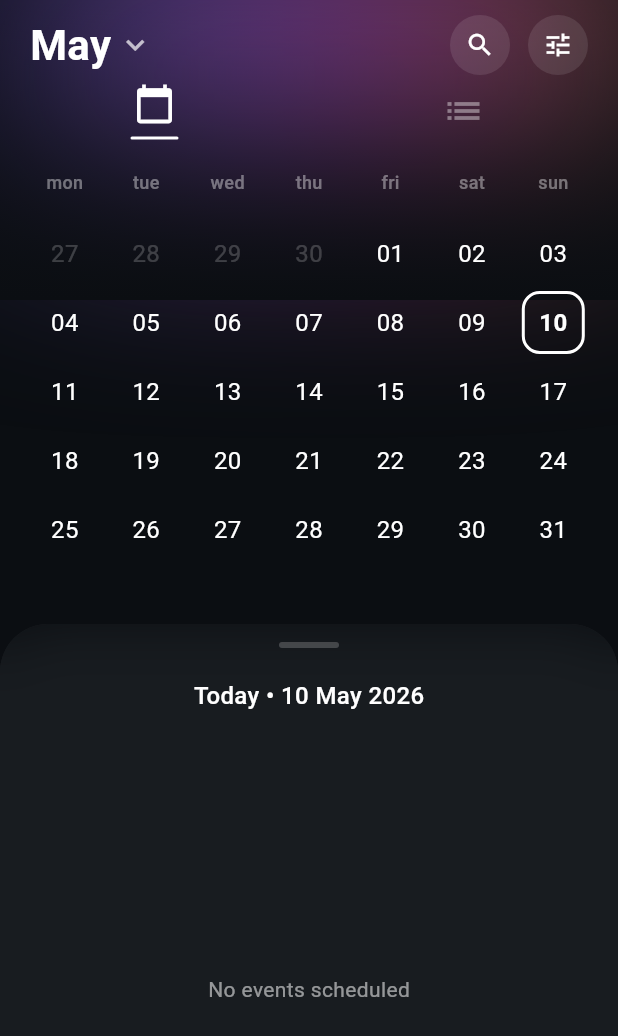
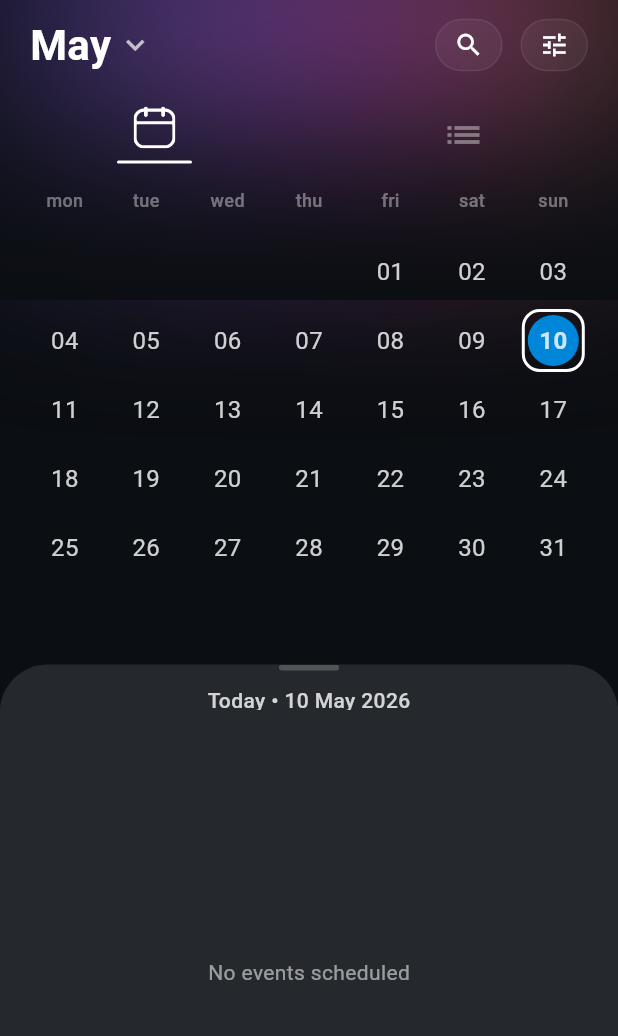
Before and after one commit to SiveCosa/bloom, a Flutter app: the CalendarScreen screen opened directly, on a phone screen of 412 x 824 dp. Shown: the top 1036 px of the screen. Run offline on Flutter 3.47's test engine with Material 3 defaults, Android fonts, the phone set to English and light mode, and no system bars; our stand-ins replace cloud_firestore, cloud_functions, firebase_auth, firebase_core, firebase_storage, flutter_image_compress and 8 more; missing offline and left inert: dart_geohash, firebase_app_check; accounts and stored records are empty; network calls fail.

Commit message:
Add month/year picker & UI tweaks
Introduce a MonthYearPickerModal and reusable BloomIconButton, and apply multiple calendar UI improvements: refine sheet sizing and snapping, convert sheet content to a CustomScrollView with slivers, add month/year picker flow (including selecting the page and updating selected date), smoother row collapse animation, SVG toggle icon support, today highlight, and search/filter button styling. Add EventVisibility.filledIconData for filled icons and switch CreateEventScreen to use filled icons and set main shell index on cancel. Update HostedEventCard visuals: remove ReadMore dependency, adjust time format, provide default values, and simplify description rendering. Overall changes improve UX, consistency, and reduce an external dependency.

```diff
--- a/lib/ui/calendar/calendar_screen.dart
+++ b/lib/ui/calendar/calendar_screen.dart
@@ -1,10 +1,13 @@
-import 'dart:ui' as ui;
 import 'package:flutter/material.dart';
 import 'package:flutter_riverpod/flutter_riverpod.dart';
+import 'package:flutter_svg/flutter_svg.dart';
 import 'package:intl/intl.dart';
 import '../../domain/calendar/calendar_providers.dart';
 import '../../domain/calendar/scheduled_event.dart';
 import '../shared/widgets/gradient_top_bar.dart';
+import '../../core/theme/app_theme.dart';
+import './widgets/month_year_picker_modal.dart';
+import '../shared/widgets/bloom_icon_button.dart';
 
 class CalendarScreen extends ConsumerStatefulWidget {
   const CalendarScreen({super.key});
@@ -42,10 +45,15 @@ class _CalendarScreenState extends ConsumerState<CalendarScreen> {
     final mediaQuery = MediaQuery.of(context);
     final screenHeight = mediaQuery.size.height;
     final safeAreaTop = mediaQuery.padding.top;
-    // Always position the sheet 15dp below where the 6th week would be
-    final double estimatedHeaderHeight = safeAreaTop + 140 + (6 * 46);
+    // Always position the sheet 20dp below where the 6th week would be
+    final double estimatedHeaderHeight = safeAreaTop + 147 + (6 * 46) + 20;
     final double initialSize =
         ((screenHeight - estimatedHeaderHeight) / screenHeight).clamp(0.1, 0.6);
+
+    // Height of one week view (approx: AppBar 50 + Spacer 15 + Toggle 50 + Spacer 10 + Weekdays 25 + Spacer 16 + Week 46 + Margin 12)
+    final double estimatedWeekViewHeight = safeAreaTop + 150 + 46 + 12;
+    final double maxChildSize =
+        ((screenHeight - estimatedWeekViewHeight) / screenHeight).clamp(0.4, 0.95);
 
     return Scaffold(
       backgroundColor: const Color(0xFF0B0E12),
@@ -60,27 +68,35 @@ class _CalendarScreenState extends ConsumerState<CalendarScreen> {
             child: Column(
               children: [
                 _buildAppBar(),
+                const SizedBox(height: 15),
                 _buildNavigationToggle(),
+                const SizedBox(height: 10),
                 _buildWeekdayHeaders(),
                 Expanded(
                   child: ValueListenableBuilder<double>(
                     valueListenable: _sheetExtent,
                     builder: (context, extent, child) {
-                      // Normalize extent from the dynamic min size to initialSize + 0.15
-                      final collapseProgress = ((extent - initialSize) / 0.15)
+                      // Normalize extent from initialSize to maxChildSize
+                      final collapseProgress =
+                          ((extent - initialSize) / (maxChildSize - initialSize))
                               .clamp(0.0, 1.0);
                       return PageView.builder(
                         controller: _pageController,
                         onPageChanged: (index) {
                           final diff = index - 10000;
                           final now = DateTime.now();
-                          setState(() {
-                            _displayedMonth = DateTime(
+                          final newMonth = DateTime(
                             now.year,
                             now.month + diff,
                             1,
                           );
+                          setState(() {
+                            _displayedMonth = newMonth;
                           });
+                          // Automatically set the 1st of the new month as the active/selected day
+                          ref
+                              .read(selectedDateProvider.notifier)
+                              .updateDate(newMonth);
                         },
                         itemBuilder: (context, index) {
                           final diff = index - 10000;
@@ -106,6 +122,7 @@ class _CalendarScreenState extends ConsumerState<CalendarScreen> {
             scheduleAsync,
             selectedDate,
             initialSize,
+            maxChildSize,
             rowCount,
           ),
         ],
@@ -113,8 +130,41 @@ class _CalendarScreenState extends ConsumerState<CalendarScreen> {
     );
   }
 
+  void _showMonthYearPicker() {
+    showModalBottomSheet(
+      context: context,
+      isScrollControlled: true,
+      backgroundColor: Colors.transparent,
+      builder: (context) => MonthYearPickerModal(
+        initialDate: _displayedMonth,
+        onDateSelected: (selectedDate) {
+          final now = DateTime.now();
+
+          // If it's today, also set it as the active/selected day
+          if (_isSameDay(selectedDate, now)) {
+            ref.read(selectedDateProvider.notifier).updateDate(now);
+          }
+
+          final monthDiff = (selectedDate.year - now.year) * 12 +
+              (selectedDate.month - now.month);
+          final targetPage = 10000 + monthDiff;
+
+          _pageController.animateToPage(
+            targetPage,
+            duration: const Duration(milliseconds: 300),
+            curve: Curves.easeInOut,
+          );
+        },
+      ),
+    );
+  }
+
   Widget _buildAppBar() {
-    final monthName = DateFormat('MMMM').format(_displayedMonth);
+    final now = DateTime.now();
+    final isCurrentYear = _displayedMonth.year == now.year;
+    final monthName = isCurrentYear
+        ? DateFormat('MMMM').format(_displayedMonth)
+        : DateFormat('MMM yyyy').format(_displayedMonth);
 
     return Padding(
       padding: const EdgeInsets.only(left: 20, right: 20, top: 10, bottom: 0),
@@ -123,7 +173,8 @@ class _CalendarScreenState extends ConsumerState<CalendarScreen> {
         children: [
           GestureDetector(
             onTap: () {
-              // Future implementation: Month picker
+              // Implementation: Month picker
+              _showMonthYearPicker();
             },
             child: Row(
               children: [
@@ -146,9 +197,19 @@ class _CalendarScreenState extends ConsumerState<CalendarScreen> {
           ),
           Row(
             children: [
-              _buildIconButton(Icons.search),
+              BloomIconButton(
+                icon: Icons.search,
+                onTap: () {
+                  // Handle search
+                },
+              ),
               const SizedBox(width: 12),
-              _buildIconButton(Icons.tune),
+              BloomIconButton(
+                icon: Icons.tune,
+                onTap: () {
+                  // Handle filter
+                },
+              ),
             ],
           ),
         ],
@@ -156,35 +217,52 @@ class _CalendarScreenState extends ConsumerState<CalendarScreen> {
     );
   }
 
-  Widget _buildIconButton(IconData icon) {
-    return Container(
-      padding: const EdgeInsets.all(10),
-      decoration: BoxDecoration(
-        color: Colors.white.withValues(alpha: 0.1),
-        shape: BoxShape.circle,
-      ),
-      child: Icon(icon, color: Colors.white, size: 20),
-    );
-  }
 
   Widget _buildNavigationToggle() {
-    return Padding(
-      padding: const EdgeInsets.only(top: 5, bottom: 20),
+    return SizedBox(
+      height: 50,
       child: Row(
         children: [
           Expanded(
-            child: Center(child: _buildToggleItem(Icons.calendar_today, true)),
+            child: Center(
+              child: _buildToggleItem(
+                iconPath: 'assets/icons/nav/calendar_line.svg',
+                isActive: true,
               ),
-          Expanded(child: Center(child: _buildToggleItem(Icons.list, false))),
+            ),
+          ),
+          Expanded(
+            child: Center(
+              child: _buildToggleItem(
+                icon: Icons.list,
+                isActive: false,
+              ),
+            ),
+          ),
         ],
       ),
     );
   }
 
-  Widget _buildToggleItem(IconData icon, bool isActive) {
+  Widget _buildToggleItem({
+    IconData? icon,
+    String? iconPath,
+    required bool isActive,
+  }) {
     return Column(
       mainAxisSize: MainAxisSize.min,
       children: [
+        if (iconPath != null)
+          SvgPicture.asset(
+            iconPath,
+            width: 28,
+            height: 28,
+            colorFilter: ColorFilter.mode(
+              isActive ? Colors.white : Colors.white.withValues(alpha: 0.4),
+              BlendMode.srcIn,
+            ),
+          )
+        else
           Icon(
             icon,
             color: isActive ? Colors.white : Colors.white.withValues(alpha: 0.4),
@@ -193,7 +271,7 @@ class _CalendarScreenState extends ConsumerState<CalendarScreen> {
         if (isActive) ...[
           const SizedBox(height: 8),
           Container(
-            width: 32,
+            width: 50,
             height: 2,
             decoration: BoxDecoration(
               color: Colors.white,
@@ -252,22 +330,25 @@ class _CalendarScreenState extends ConsumerState<CalendarScreen> {
         children: [
           const SizedBox(height: 16),
           // Calendar rows
-          Expanded(
-            child: ListView.builder(
-              padding: EdgeInsets.zero,
-              physics: const NeverScrollableScrollPhysics(),
-              itemCount: rowCount,
-              itemBuilder: (context, rowIndex) {
+          // Calendar rows
+          Column(
+            children: List.generate(rowCount, (rowIndex) {
               final rowDays = days.sublist(rowIndex * 7, (rowIndex + 1) * 7);
 
-                // If collapsing, shrink other rows
+              // Find if this is the row containing the selected date
               final bool isSelectedRow = rowIndex == selectedRowIndex;
+
+              // Use a curve for smoother transition
+              final curvedProgress = Curves.easeInOut.transform(collapseProgress);
+
+              // Fade out faster than we shrink
+              final double opacity = isSelectedRow
+                  ? 1.0
+                  : (1.0 - curvedProgress * 1.5).clamp(0.0, 1.0);
+
               final double rowHeight = isSelectedRow
                   ? 46.0
-                    : 46.0 * (1.0 - collapseProgress);
-                final double opacity = isSelectedRow
-                    ? 1.0
-                    : (1.0 - collapseProgress);
+                  : 46.0 * (1.0 - curvedProgress);
 
               return Opacity(
                 opacity: opacity,
@@ -289,8 +370,7 @@ class _CalendarScreenState extends ConsumerState<CalendarScreen> {
                   ),
                 ),
               );
-              },
-            ),
+            }),
           ),
         ],
       ),
@@ -315,6 +395,10 @@ class _CalendarScreenState extends ConsumerState<CalendarScreen> {
       error: (err, stack) => <ScheduledEvent>[],
     );
 
+    if (isOtherMonth) {
+      return const SizedBox.shrink();
+    }
+
     return GestureDetector(
       onTap: () => ref.read(selectedDateProvider.notifier).updateDate(day),
       child: Center(
@@ -333,13 +417,22 @@ class _CalendarScreenState extends ConsumerState<CalendarScreen> {
               child: Stack(
                 children: [
                   _buildEventBackground(events),
+                  if (isToday)
+                    Center(
+                      child: Container(
+                        width: 34,
+                        height: 34,
+                        decoration: const BoxDecoration(
+                          color: AppTheme.primaryButton,
+                          shape: BoxShape.circle,
+                        ),
+                      ),
+                    ),
                   Center(
                     child: Text(
                       DateFormat('dd').format(day),
                       style: TextStyle(
-                        color: isOtherMonth
-                            ? Colors.white.withValues(alpha: 0.2)
-                            : Colors.white,
+                        color: Colors.white.withValues(alpha: 0.8),
                         fontSize: 16,
                         fontWeight: isSelected || isToday
                             ? FontWeight.bold
@@ -417,6 +510,7 @@ class _CalendarScreenState extends ConsumerState<CalendarScreen> {
     AsyncValue<List<ScheduledEvent>> scheduleAsync,
     DateTime selectedDate,
     double initialSize,
+    double maxChildSize,
     int rowCount,
   ) {
     return NotificationListener<DraggableScrollableNotification>(
@@ -427,28 +521,42 @@ class _CalendarScreenState extends ConsumerState<CalendarScreen> {
         return false;
       },
       child: DraggableScrollableSheet(
-        key: ValueKey('sheet_$rowCount'),
         initialChildSize: initialSize,
         minChildSize: initialSize,
-        maxChildSize: 0.9,
+        maxChildSize: maxChildSize,
+        snap: true,
+        snapSizes: [initialSize, maxChildSize],
         builder: (context, scrollController) {
           return Container(
-            decoration: BoxDecoration(
-              color: const Color(0xFF1A1D21).withValues(alpha: 0.9),
-              borderRadius: const BorderRadius.vertical(
-                top: Radius.circular(32),
+            decoration: const BoxDecoration(
+              color: Color(0xFF25282D),
+              borderRadius: BorderRadius.only(
+                topLeft: Radius.circular(32),
+                topRight: Radius.circular(32),
               ),
             ),
             child: ClipRRect(
-              borderRadius: const BorderRadius.vertical(
-                top: Radius.circular(32),
+              borderRadius: const BorderRadius.only(
+                topLeft: Radius.circular(32),
+                topRight: Radius.circular(32),
               ),
-              child: BackdropFilter(
-                filter: ui.ImageFilter.blur(sigmaX: 20, sigmaY: 20),
-                child: Column(
+              child: CustomScrollView(
+                controller: scrollController,
+                physics: const AlwaysScrollableScrollPhysics(),
+                slivers: [
+                  SliverAppBar(
+                    pinned: true,
+                    automaticallyImplyLeading: false,
+                    backgroundColor: const Color(0xFF25282D),
+                    surfaceTintColor: Colors.transparent,
+                    elevation: 0,
+                    toolbarHeight: 30,
+                    flexibleSpace: FlexibleSpaceBar(
+                      background: Column(
+                        mainAxisAlignment: MainAxisAlignment.center,
                         children: [
-                    const SizedBox(height: 12),
-                    Container(
+                          Center(
+                            child: Container(
                               width: 40,
                               height: 4,
                               decoration: BoxDecoration(
@@ -456,18 +564,21 @@ class _CalendarScreenState extends ConsumerState<CalendarScreen> {
                                 borderRadius: BorderRadius.circular(2),
                               ),
                             ),
-                    const SizedBox(height: 20),
+                          ),
+                          const SizedBox(height: 10),
                           Text(
                             _formatSelectedDate(selectedDate),
-                      style: const TextStyle(
-                        color: Colors.white,
-                        fontSize: 16,
+                            style: TextStyle(
+                              color: Colors.white.withValues(alpha: 0.8),
+                              fontSize: 14,
                               fontWeight: FontWeight.w500,
                             ),
                           ),
-                    const SizedBox(height: 20),
-                    Expanded(
-                      child: scheduleAsync.when(
+                        ],
+                      ),
+                    ),
+                  ),
+                  scheduleAsync.when(
                     data: (events) {
                       final filteredEvents = events
                           .where(
@@ -475,28 +586,40 @@ class _CalendarScreenState extends ConsumerState<CalendarScreen> {
                           )
                           .toList();
                       if (filteredEvents.isEmpty) {
-                            return const Center(
+                        return const SliverFillRemaining(
+                          hasScrollBody: false,
+                          child: Center(
                             child: Text(
                               'No events scheduled',
                               style: TextStyle(color: Colors.white54),
                             ),
+                          ),
                         );
                       }
-                          return ListView.builder(
-                            controller: scrollController,
+                      return SliverPadding(
                         padding: const EdgeInsets.symmetric(horizontal: 16),
-                            itemCount: filteredEvents.length,
-                            itemBuilder: (context, index) =>
+                        sliver: SliverList(
+                          delegate: SliverChildBuilderDelegate(
+                            (context, index) =>
                                 _buildEventCard(filteredEvents[index]),
+                            childCount: filteredEvents.length,
+                          ),
+                        ),
                       );
                     },
-                        loading: () =>
-                            const Center(child: CircularProgressIndicator()),
-                        error: (e, _) => Center(child: Text('Error: $e')),
+                    loading: () => const SliverFillRemaining(
+                      hasScrollBody: false,
+                      child: Center(child: CircularProgressIndicator()),
+                    ),
+                    error: (e, _) => SliverFillRemaining(
+                      hasScrollBody: false,
+                      child: Center(child: Text('Error: $e')),
                     ),
                   ),
+                  const SliverToBoxAdapter(
+                    child: SizedBox(height: 40),
+                  ),
                 ],
-                ),
               ),
             ),
           );
@@ -560,7 +683,7 @@ class _CalendarScreenState extends ConsumerState<CalendarScreen> {
                 Row(
                   children: [
                     const Icon(
-                      Icons.calendar_today,
+                      Icons.calendar_month,
                       size: 14,
                       color: Colors.white70,
                     ),
--- /dev/null
+++ b/lib/ui/shared/widgets/bloom_icon_button.dart
@@ -0,0 +1,51 @@
+import 'package:flutter/material.dart';
+import 'package:flutter_svg/flutter_svg.dart';
+
+class BloomIconButton extends StatelessWidget {
+  final IconData? icon;
+  final String? iconPath;
+  final VoidCallback? onTap;
+
+  const BloomIconButton({
+    super.key,
+    this.icon,
+    this.iconPath,
+    this.onTap,
+  }) : assert(icon != null || iconPath != null, 'Either icon or iconPath must be provided');
+
+  @override
+  Widget build(BuildContext context) {
+    return GestureDetector(
+      onTap: onTap,
+      child: Container(
+        width: 45,
+        height: 35,
+        decoration: BoxDecoration(
+          color: Colors.white.withValues(alpha: 0.05),
+          borderRadius: BorderRadius.circular(20),
+          border: Border.all(
+            color: Colors.white.withValues(alpha: 0.07),
+            width: 1,
+          ),
+        ),
+        child: Center(
+          child: iconPath != null
+              ? SvgPicture.asset(
+                  iconPath!,
+                  width: 20,
+                  height: 20,
+                  colorFilter: const ColorFilter.mode(
+                    Colors.white,
+                    BlendMode.srcIn,
+                  ),
+                )
+              : Icon(
+                  icon,
+                  color: Colors.white,
+                  size: 20,
+                ),
+        ),
+      ),
+    );
+  }
+}
```
Also changed, not shown: lib/domain/event/event_visibility.dart (+17 -0 lines), lib/ui/calendar/widgets/month_year_picker_modal.dart (added, +145 -0 lines), lib/ui/create_event/create_event_screen.dart (+8 -8 lines), lib/ui/shared/widgets/hosted_event_card.dart (+10 -21 lines). Lines whose indentation alone changed are shown as unchanged.
